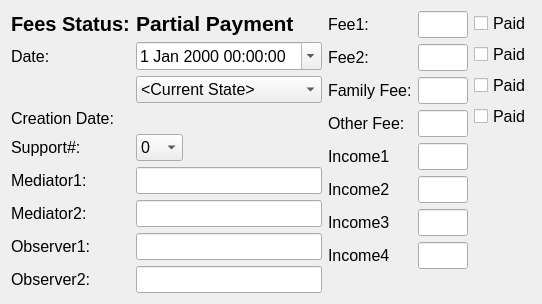
This is drc/gui/mediationsessionform.ui in lansdon/cpts483_drc as Qt 5 draws it before an edit. The edited form follows.
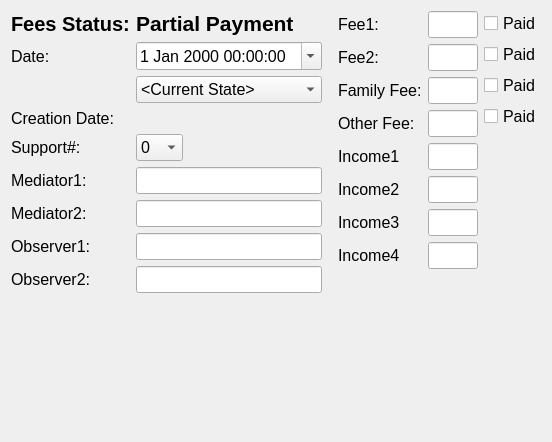
This is the edited form.

What changed in the file:
```diff
--- a/drc/gui/mediationsessionform.ui
+++ b/drc/gui/mediationsessionform.ui
@@ -6,12 +6,12 @@
    <rect>
     <x>0</x>
     <y>0</y>
-    <width>503</width>
-    <height>286</height>
+    <width>552</width>
+    <height>442</height>
    </rect>
   </property>
   <property name="sizePolicy">
-   <sizepolicy hsizetype="Preferred" vsizetype="Preferred">
+   <sizepolicy hsizetype="Expanding" vsizetype="Preferred">
     <horstretch>0</horstretch>
     <verstretch>0</verstretch>
    </sizepolicy>
```
Left out of the diff: 2 changed lines with no effect on the pictures.
